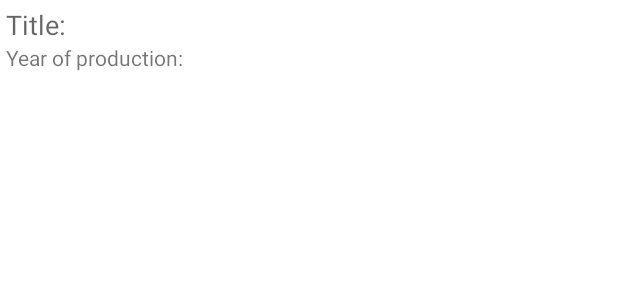
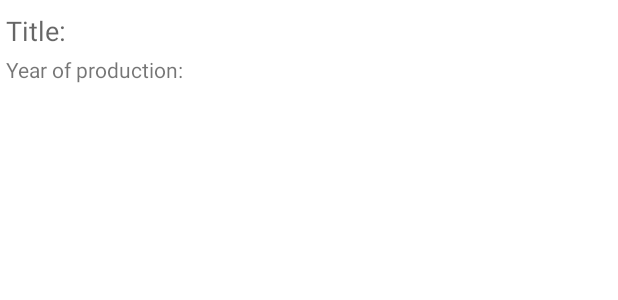
Before and after one commit to Kaktus123/FilmPlace, an Android app: the layout movie_found_row.xml on its own in the app's theme, with its tools: preview values and no code run, on a phone screen of 412 x 824 dp. Shown: the top 300 px of the screen. Run offline under Robolectric (Android 15) with nearby library versions, the phone set to English and light mode, and no system bars.

Commit message:
new searh list layout

```diff
--- a/app/src/main/java/com/example/filmplayer/fragment/SearchResultsFragment.kt
+++ b/app/src/main/java/com/example/filmplayer/fragment/SearchResultsFragment.kt
@@ -129,10 +129,10 @@ class SearchResultsFragment : Fragment(R.layout.fragment_search_results) {
             val row = layoutInflater.inflate(R.layout.movie_found_row, parent, false)
 
             val titleTv = row.findViewById<TextView>(R.id.titleTv)
-            titleTv.text = "Title: ${mMoviesFound.get(position).title}"
+            titleTv.text = "${mMoviesFound.get(position).title}"
 
             val yearTv = row.findViewById<TextView>(R.id.yearTv)
-            yearTv.text = "Year of production: ${mMoviesFound.get(position).year}"
+            yearTv.text = "${mMoviesFound.get(position).year}"
 
             row.layoutParams = ViewGroup.LayoutParams(
                 ViewGroup.LayoutParams.MATCH_PARENT,
--- a/app/src/main/res/layout/movie_found_row.xml
+++ b/app/src/main/res/layout/movie_found_row.xml
@@ -10,7 +10,7 @@
         android:layout_width="wrap_content"
         android:layout_height="wrap_content"
         android:layout_marginStart="4dp"
-        android:layout_marginTop="4dp"
+        android:layout_marginTop="8dp"
         android:text="@string/title"
         android:textAppearance="@style/TextAppearance.AppCompat.Medium"
         app:layout_constraintStart_toStartOf="parent"
@@ -21,6 +21,8 @@
         android:layout_width="wrap_content"
         android:layout_height="wrap_content"
         android:layout_marginStart="4dp"
+        android:paddingTop="4dp"
+        android:paddingBottom="8dp"
         android:text="@string/productionYear"
         android:textAppearance="@style/TextAppearance.AppCompat.Small"
         app:layout_constraintStart_toStartOf="parent"
```
Also changed, not shown: app/src/main/res/layout/fragment_search_results.xml (+7 -2 lines).
